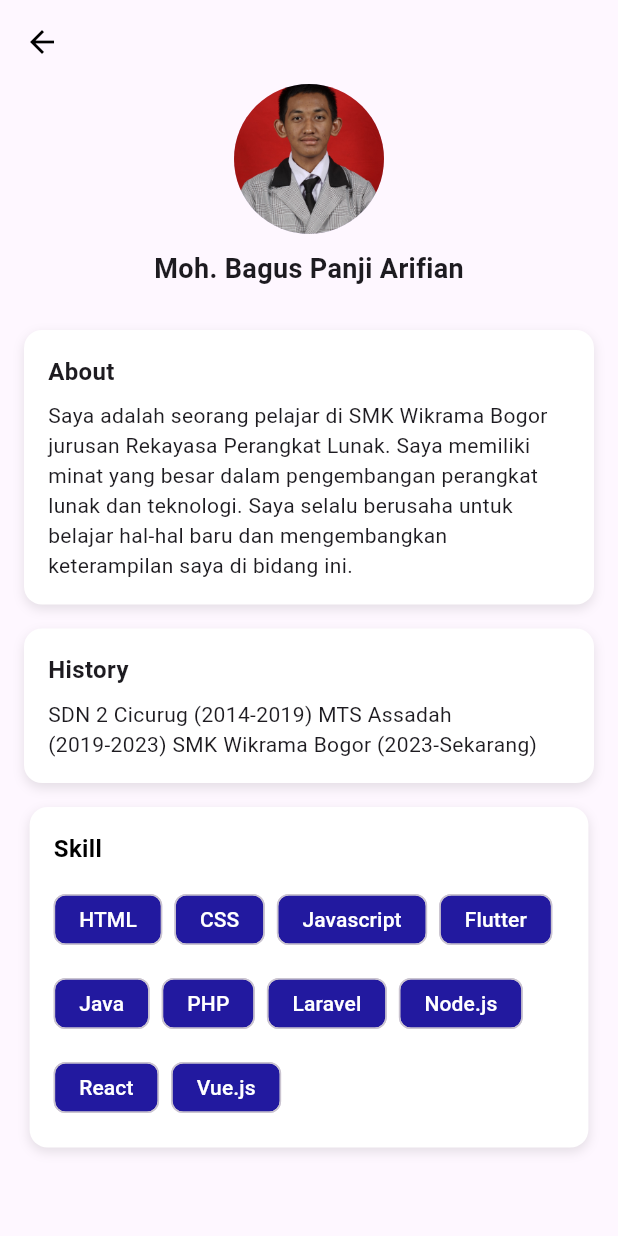
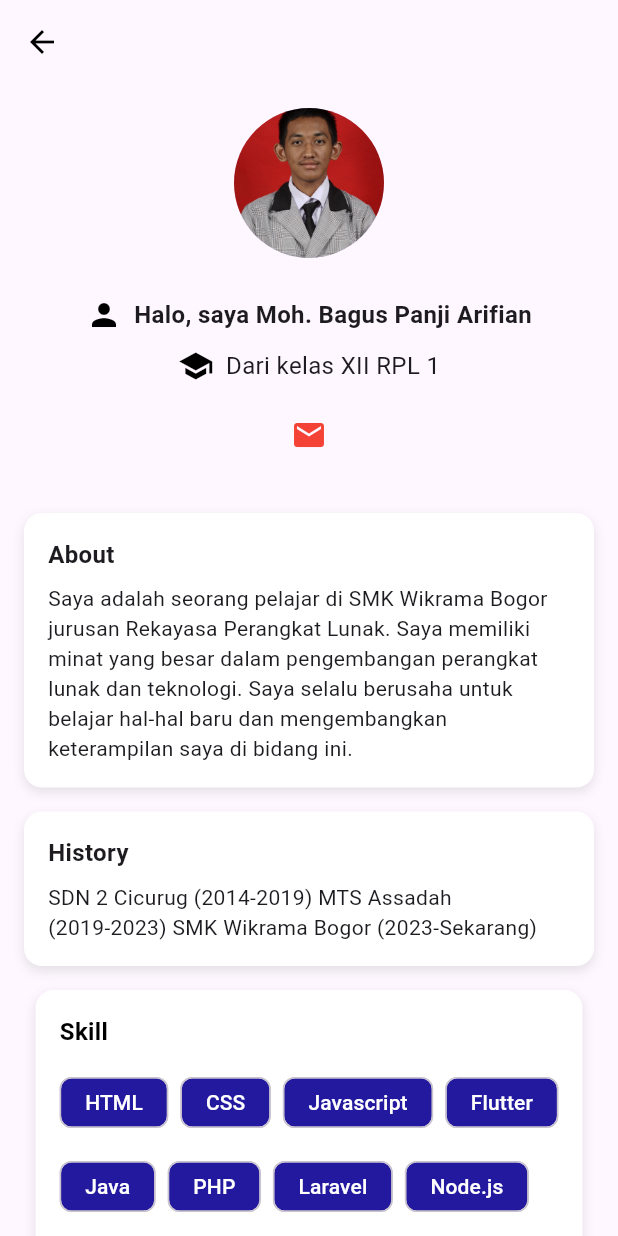
Before and after one commit to Mbgspanji/Day-1-Belajar-Flutter, a Flutter app: the screen it shows after launch, after a tap on "See More", on a phone screen of 412 x 824 dp. Run offline on Flutter 3.47's test engine with Material 3 defaults, Android fonts, the phone set to English and light mode, and no system bars; our stand-ins replace font_awesome_flutter.

Commit message:
ubah sikit

```diff
--- a/lib/main.dart
+++ b/lib/main.dart
@@ -2,10 +2,9 @@ import 'package:flutter/material.dart';
 import 'page2.dart';
 
 void main() {
-  runApp(const MaterialApp(
-    debugShowCheckedModeBanner: false,
-    home: HomePage(),
-  ));
+  runApp(
+    const MaterialApp(debugShowCheckedModeBanner: false, home: HomePage()),
+  );
 }
 
 class HomePage extends StatelessWidget {
@@ -28,11 +27,11 @@ class HomePage extends StatelessWidget {
             shape: RoundedRectangleBorder(
               borderRadius: BorderRadius.circular(15.0),
             ),
-            color: const Color.fromRGBO(252, 219, 138, 1),
+            color: const Color.fromARGB(255, 134, 132, 128),
             child: Padding(
               padding: const EdgeInsets.all(20.0),
               child: Column(
-                mainAxisSize: MainAxisSize.min, // biar card menyesuaikan isi
+                mainAxisSize: MainAxisSize.min,
                 mainAxisAlignment: MainAxisAlignment.spaceEvenly,
                 children: <Widget>[
                   const CircleAvatar(
@@ -53,10 +52,7 @@ class HomePage extends StatelessWidget {
                   const Text(
                     'Vocational High School Student at SMK Wirama Bogor',
                     textAlign: TextAlign.center,
-                    style: TextStyle(
-                      fontSize: 16.0,
-                      color: Colors.black,
-                    ),
+                    style: TextStyle(fontSize: 16.0, color: Colors.black),
                   ),
                   const SizedBox(height: 20),
                   TextButton(
@@ -71,12 +67,18 @@ class HomePage extends StatelessWidget {
                     onPressed: () {
                       Navigator.push(
                         context,
-                        MaterialPageRoute(
-                          builder: (context) => const Page2(),
-                        ),
+                        MaterialPageRoute(builder: (context) => const Page2()),
                       );
                     },
-                    child: const Text('See More'),
+                    child: Row(
+                      mainAxisSize:
+                          MainAxisSize.min, // biar button menyesuaikan isi
+                      children: const [
+                        Text('See More'),
+                        SizedBox(width: 8), // jarak antara teks dan ikon
+                        Icon(Icons.arrow_forward), // ikon panah kanan
+                      ],
+                    ),
                   ),
                 ],
               ),
--- a/lib/page2.dart
+++ b/lib/page2.dart
@@ -1,4 +1,5 @@
 import 'package:flutter/material.dart';
+import 'package:font_awesome_flutter/font_awesome_flutter.dart';
 
 class Page2 extends StatelessWidget {
   const Page2({Key? key}) : super(key: key);
@@ -11,29 +12,79 @@ class Page2 extends StatelessWidget {
         backgroundColor: Colors.transparent,
         leading: IconButton(
           icon: const Icon(Icons.arrow_back, color: Colors.black),
-          onPressed: () {
-            Navigator.pop(context);
-          },
+          onPressed: () => Navigator.pop(context),
         ),
       ),
       body: SingleChildScrollView(
+        child: Padding(
+          padding: const EdgeInsets.symmetric(vertical: 16),
           child: Column(
             children: [
-            // Foto Profil + Nama
+              // Foto Profil
               const CircleAvatar(
                 radius: 50,
                 backgroundImage: AssetImage('assets/profil.jpg'),
               ),
               const SizedBox(height: 10),
-            const Text(
-              "Moh. Bagus Panji Arifian",
-              style: TextStyle(fontSize: 18, fontWeight: FontWeight.bold),
+              const SizedBox(height: 16),
+
+              // 3 Row Info
+              Padding(
+                padding: const EdgeInsets.symmetric(horizontal: 16),
+                child: Column(
+                  children: [
+
+                    Row(
+                      mainAxisAlignment: MainAxisAlignment.center,
+                      children: const [
+                        Icon(Icons.person, color: Colors.black),
+                        SizedBox(width: 8),
+                        Text(
+                          'Halo, saya Moh. Bagus Panji Arifian',
+                          style: TextStyle(
+                            fontSize: 16,
+                            fontWeight: FontWeight.bold,
+                          ),
+                        ),
+                      ],
+                    ),
+                    const SizedBox(height: 10),
+                    Row(
+                      mainAxisAlignment: MainAxisAlignment.center,
+                      children: const [
+                        Icon(Icons.school, color: Colors.black),
+                        SizedBox(width: 8),
+                        Text(
+                          'Dari kelas XII RPL 1',
+                          style: TextStyle(fontSize: 16),
+                        ),
+                      ],
+                    ),
+                    const SizedBox(height: 10),
+
+                    Row(
+                      mainAxisAlignment: MainAxisAlignment.center,
+                      children: [
+                        // IconButton(
+                        //   icon: const Icon(Icons.whatsapp, color: Colors.green),
+                        //   onPressed: () {
+                        //     // Tambahkan aksi WhatsApp
+                        //   },
+                        // ),
+                        IconButton(
+                          icon: const Icon(Icons.email, color: Colors.red),
+                          onPressed: () {
+                            // Tambahkan aksi Email
+                          },
+                        ),
+                      ],
+                    ),
+                  ],
+                ),
               ),
 
               const SizedBox(height: 20),
 
-            // About
-            // About
               _buildCard(
                 title: "About",
                 content:
@@ -41,14 +92,14 @@ class Page2 extends StatelessWidget {
                 color: Colors.white,
               ),
 
-            // History
               _buildCard(
                 title: "History",
                 content:
                     "SDN 2 Cicurug (2014-2019)\ MTS Assadah (2019-2023)\ SMK Wikrama Bogor (2023-Sekarang)",
                 color: Colors.white,
               ),
-            // Skill
+
+
               _buildSkillCard(
                 title: "Skill",
                 skills: [
@@ -66,6 +117,7 @@ class Page2 extends StatelessWidget {
                 color: Colors.white,
               ),
             ],
+          ),
         ),
       ),
     );
@@ -135,12 +187,7 @@ class Page2 extends StatelessWidget {
             ),
           ),
           const SizedBox(height: 12),
-
-          Padding(
-            padding: const EdgeInsets.only(
-              right: 8.0,
-            ),
-            child: Wrap(
+          Wrap(
             spacing: 8,
             runSpacing: 8,
             children: skills
@@ -148,10 +195,7 @@ class Page2 extends StatelessWidget {
                   (skill) => Chip(
                     label: Text(
                       skill,
-                        style: const TextStyle(
-                          fontSize: 14,
-                          color: Colors.white,
-                        ),
+                      style: const TextStyle(fontSize: 14, color: Colors.white),
                     ),
                     backgroundColor: const Color.fromARGB(255, 34, 25, 159),
                     padding: const EdgeInsets.symmetric(
@@ -162,7 +206,6 @@ class Page2 extends StatelessWidget {
                 )
                 .toList(),
           ),
-          ),
         ],
       ),
     );
--- a/pubspec.yaml
+++ b/pubspec.yaml
@@ -34,6 +34,7 @@ dependencies:
   # The following adds the Cupertino Icons font to your application.
   # Use with the CupertinoIcons class for iOS style icons.
   cupertino_icons: ^1.0.8
+  font_awesome_flutter: ^10.10.0
 
 dev_dependencies:
   flutter_test:
```
Also changed, not shown: pubspec.lock. Lines whose indentation alone changed are shown as unchanged.
